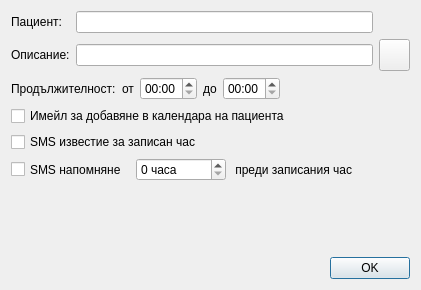
Old version of the form src/View/Widgets/CalendarEventDialog.ui in the repository thefinalcutbg/DinoDent.
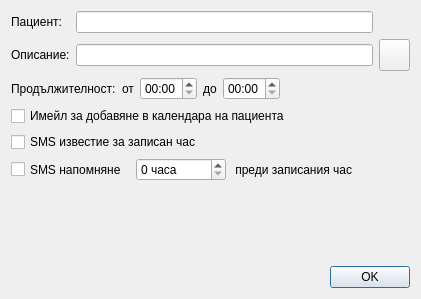
New version of the form. Custom widgets are drawn as their Qt base class.

Commit message: Add patient edit from calendar context menu

```diff
--- a/src/View/Widgets/CalendarEventDialog.ui
+++ b/src/View/Widgets/CalendarEventDialog.ui
@@ -7,7 +7,7 @@
     <x>0</x>
     <y>0</y>
     <width>421</width>
-    <height>290</height>
+    <height>299</height>
    </rect>
   </property>
   <property name="minimumSize">
@@ -36,13 +36,13 @@
       <widget class="QLabel" name="iconLabel">
        <property name="minimumSize">
         <size>
-         <width>23</width>
+         <width>0</width>
          <height>21</height>
         </size>
        </property>
        <property name="maximumSize">
         <size>
-         <width>21</width>
+         <width>16777215</width>
          <height>21</height>
         </size>
        </property>
@@ -54,6 +54,9 @@
        <property name="text">
         <string/>
        </property>
+       <property name="alignment">
+        <set>Qt::AlignmentFlag::AlignCenter</set>
+       </property>
       </widget>
      </item>
      <item row="1" column="0">
```
The commit also changes 6 other files.
